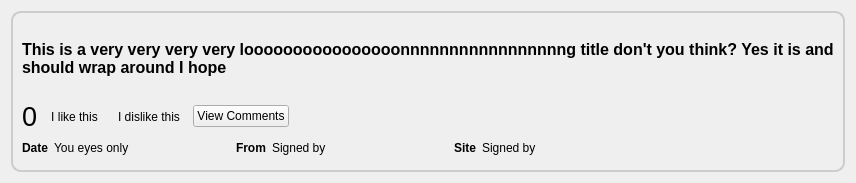
Old version of the form retroshare-gui/src/gui/Posted/PostedItem.ui in the repository RetroShare/RetroShare.
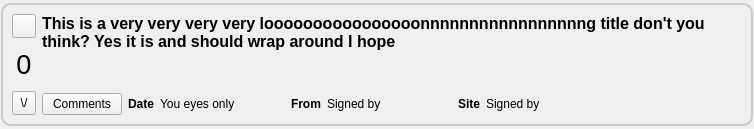
New version of the form. Icons and pictures are not drawn. Custom widgets are drawn as their Qt base class.

Commit message: redesign the Posted Links Item, to look more user friendly

```diff
--- a/retroshare-gui/src/gui/Posted/PostedItem.ui
+++ b/retroshare-gui/src/gui/Posted/PostedItem.ui
@@ -6,8 +6,8 @@
    <rect>
     <x>0</x>
     <y>0</y>
-    <width>856</width>
-    <height>183</height>
+    <width>754</width>
+    <height>129</height>
    </rect>
   </property>
   <property name="font">
@@ -18,11 +18,17 @@
   <property name="windowTitle">
    <string notr="true"/>
   </property>
-  <layout class="QVBoxLayout" name="verticalLayout_3">
+  <layout class="QVBoxLayout" name="verticalLayout_2">
+   <property name="spacing">
+    <number>1</number>
+   </property>
+   <property name="margin">
+    <number>1</number>
+   </property>
    <item>
     <widget class="QFrame" name="frame">
      <property name="sizePolicy">
-      <sizepolicy hsizetype="Expanding" vsizetype="Minimum">
+      <sizepolicy hsizetype="Expanding" vsizetype="Fixed">
        <horstretch>0</horstretch>
        <verstretch>0</verstretch>
       </sizepolicy>
@@ -40,7 +46,66 @@
       <enum>QFrame::Raised</enum>
      </property>
      <layout class="QGridLayout" name="gridLayout">
-      <item row="0" column="0" colspan="5">
+      <item row="0" column="0" rowspan="2">
+       <layout class="QVBoxLayout" name="verticalLayout">
+        <item>
+         <widget class="QToolButton" name="voteUpButton">
+          <property name="minimumSize">
+           <size>
+            <width>24</width>
+            <height>24</height>
+           </size>
+          </property>
+          <property name="toolTip">
+           <string>Vote up</string>
+          </property>
+          <property name="text">
+           <string/>
+          </property>
+          <property name="icon">
+           <iconset resource="../images.qrc">
+            <normaloff>:/images/go-up.png</normaloff>:/images/go-up.png</iconset>
+          </property>
+         </widget>
+        </item>
+        <item>
+         <widget class="QLabel" name="scoreLabel">
+          <property name="font">
+           <font>
+            <pointsize>20</pointsize>
+           </font>
+          </property>
+          <property name="text">
+           <string>0</string>
+          </property>
+          <property name="alignment">
+           <set>Qt::AlignCenter</set>
+          </property>
+         </widget>
+        </item>
+        <item>
+         <widget class="QToolButton" name="voteDownButton">
+          <property name="minimumSize">
+           <size>
+            <width>24</width>
+            <height>24</height>
+           </size>
+          </property>
+          <property name="toolTip">
+           <string>Vote down</string>
+          </property>
+          <property name="text">
+           <string>\/</string>
+          </property>
+          <property name="icon">
+           <iconset resource="../images.qrc">
+            <normaloff>:/images/go-down.png</normaloff>:/images/go-down.png</iconset>
+          </property>
+         </widget>
+        </item>
+       </layout>
+      </item>
+      <item row="0" column="1" colspan="8">
        <widget class="QLabel" name="titleLabel">
         <property name="sizePolicy">
          <sizepolicy hsizetype="Preferred" vsizetype="Fixed">
@@ -58,6 +123,9 @@
         <property name="text">
          <string>This is a very very very very loooooooooooooooonnnnnnnnnnnnnnnnng title don't you think? Yes it is and should wrap around I hope</string>
         </property>
+        <property name="alignment">
+         <set>Qt::AlignLeading|Qt::AlignLeft|Qt::AlignTop</set>
+        </property>
         <property name="wordWrap">
          <bool>true</bool>
         </property>
@@ -66,98 +134,14 @@
         </property>
        </widget>
       </item>
-      <item row="1" column="0">
-       <widget class="QLabel" name="scoreLabel">
-        <property name="font">
-         <font>
-          <pointsize>20</pointsize>
-         </font>
-        </property>
-        <property name="text">
-         <string>0</string>
-        </property>
-       </widget>
-      </item>
       <item row="1" column="1">
-       <widget class="QToolButton" name="voteUpButton">
-        <property name="sizePolicy">
-         <sizepolicy hsizetype="Preferred" vsizetype="Fixed">
-          <horstretch>0</horstretch>
-          <verstretch>0</verstretch>
-         </sizepolicy>
-        </property>
-        <property name="toolTip">
-         <string>I like this</string>
-        </property>
+       <widget class="QPushButton" name="commentButton">
         <property name="text">
-         <string>I like this</string>
-        </property>
-        <property name="icon">
-         <iconset resource="../images.qrc">
-          <normaloff>:/images/vote_up.png</normaloff>:/images/vote_up.png</iconset>
-        </property>
-        <property name="iconSize">
-         <size>
-          <width>24</width>
-          <height>24</height>
-         </size>
-        </property>
-        <property name="toolButtonStyle">
-         <enum>Qt::ToolButtonTextBesideIcon</enum>
-        </property>
-        <property name="autoRaise">
-         <bool>true</bool>
+         <string>Comments</string>
         </property>
        </widget>
       </item>
       <item row="1" column="2">
-       <widget class="QToolButton" name="voteDownButton">
-        <property name="sizePolicy">
-         <sizepolicy hsizetype="Preferred" vsizetype="Preferred">
-          <horstretch>0</horstretch>
-          <verstretch>0</verstretch>
-         </sizepolicy>
-        </property>
-        <property name="toolTip">
-         <string>I dislike this</string>
-        </property>
-        <property name="text">
-         <string>I dislike this</string>
-        </property>
-        <property name="icon">
-         <iconset resource="../images.qrc">
-          <normaloff>:/images/vote_down.png</normaloff>:/images/vote_down.png</iconset>
-        </property>
-        <property name="iconSize">
-         <size>
-          <width>24</width>
-          <height>24</height>
-         </size>
-        </property>
-        <property name="autoRaise">
-         <bool>true</bool>
-        </property>
-       </widget>
-      </item>
-      <item row="1" column="4">
-       <spacer name="horizontalSpacer">
-        <property name="orientation">
-         <enum>Qt::Horizontal</enum>
-        </property>
-        <property name="sizeHint" stdset="0">
-         <size>
-          <width>684</width>
-          <height>20</height>
-         </size>
-        </property>
-       </spacer>
-      </item>
-      <item row="2" column="0" colspan="5">
-       <layout class="QHBoxLayout" name="horizontalLayout_2">
-        <property name="spacing">
-         <number>6</number>
-        </property>
-        <item>
          <widget class="QLabel" name="dateBoldLabel">
           <property name="sizePolicy">
            <sizepolicy hsizetype="Preferred" vsizetype="Fixed">
@@ -177,7 +161,7 @@
           </property>
          </widget>
         </item>
-        <item>
+      <item row="1" column="3">
          <widget class="QLabel" name="dateLabel">
           <property name="sizePolicy">
            <sizepolicy hsizetype="Expanding" vsizetype="Fixed">
@@ -198,7 +182,7 @@
           </property>
          </widget>
         </item>
-        <item>
+      <item row="1" column="4">
          <widget class="QLabel" name="fromBoldLabel">
           <property name="sizePolicy">
            <sizepolicy hsizetype="Preferred" vsizetype="Fixed">
@@ -218,7 +202,7 @@
           </property>
          </widget>
         </item>
-        <item>
+      <item row="1" column="5">
          <widget class="GxsIdLabel" name="fromLabel">
           <property name="sizePolicy">
            <sizepolicy hsizetype="Expanding" vsizetype="Fixed">
@@ -239,7 +223,7 @@
           </property>
          </widget>
         </item>
-        <item>
+      <item row="1" column="6">
          <widget class="QLabel" name="fromBoldLabel_2">
           <property name="sizePolicy">
            <sizepolicy hsizetype="Preferred" vsizetype="Fixed">
@@ -259,7 +243,7 @@
           </property>
          </widget>
         </item>
-        <item>
+      <item row="1" column="7">
          <widget class="QLabel" name="siteLabel">
           <property name="sizePolicy">
            <sizepolicy hsizetype="Expanding" vsizetype="Fixed">
@@ -280,27 +264,18 @@
           </property>
          </widget>
         </item>
-        <item>
-         <spacer name="horizontalSpacer_2">
+      <item row="1" column="8">
+       <spacer name="horizontalSpacer">
           <property name="orientation">
            <enum>Qt::Horizontal</enum>
           </property>
           <property name="sizeHint" stdset="0">
            <size>
-            <width>40</width>
+          <width>118</width>
             <height>20</height>
            </size>
           </property>
          </spacer>
-        </item>
-       </layout>
-      </item>
-      <item row="1" column="3">
-       <widget class="QPushButton" name="commentButton">
-        <property name="text">
-         <string>View Comments</string>
-        </property>
-       </widget>
       </item>
      </layout>
     </widget>
```
Left out of the diff: 1 changed line with no effect on the pictures. Lines whose indentation alone changed are shown as unchanged. The commit also changes 3 other files.
